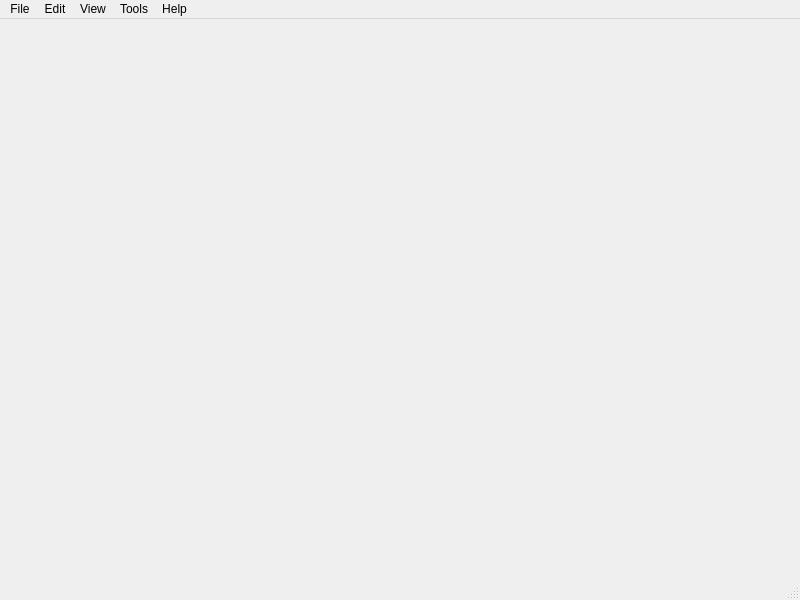
The window that tools/rcmanager/rcmanagerUItemplate.ui (BasilMVarghese/robocomp) describes before a commit, drawn with Qt 5.
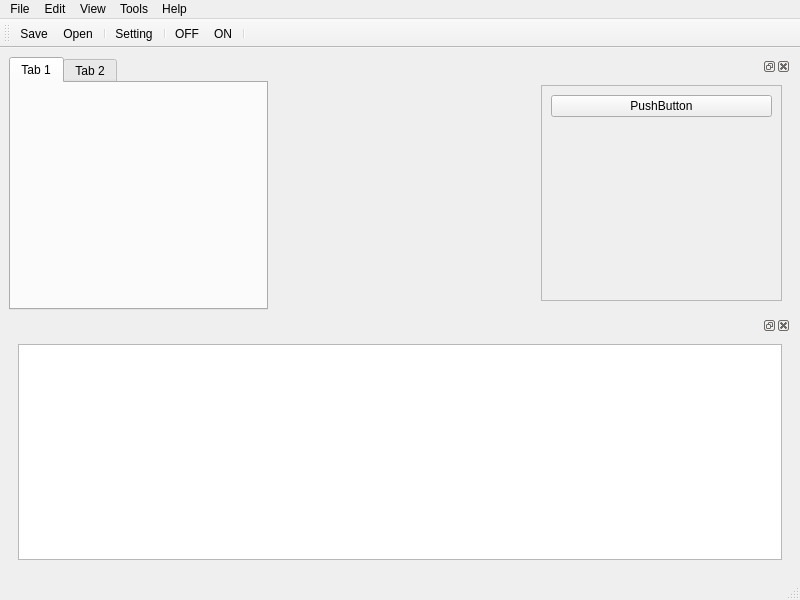
The same window after the commit. Icons and pictures are not drawn.

Commit message: rcmanager UI building

Patch:
```diff
--- a/tools/rcmanager/rcmanagerUItemplate.ui
+++ b/tools/rcmanager/rcmanagerUItemplate.ui
@@ -13,7 +13,106 @@
   <property name="windowTitle">
    <string>MainWindow</string>
   </property>
-  <widget class="QWidget" name="centralwidget"/>
+  <widget class="QWidget" name="centralwidget">
+   <layout class="QGridLayout" name="gridLayout">
+    <item row="0" column="0">
+     <layout class="QVBoxLayout" name="verticalLayout_2">
+      <item>
+       <layout class="QHBoxLayout" name="horizontalLayout">
+        <item>
+         <widget class="QTabWidget" name="tabWidget">
+          <widget class="QWidget" name="tab_3">
+           <attribute name="title">
+            <string>Tab 1</string>
+           </attribute>
+          </widget>
+          <widget class="QWidget" name="tab_4">
+           <attribute name="title">
+            <string>Tab 2</string>
+           </attribute>
+          </widget>
+         </widget>
+        </item>
+        <item>
+         <spacer name="horizontalSpacer">
+          <property name="orientation">
+           <enum>Qt::Horizontal</enum>
+          </property>
+          <property name="sizeType">
+           <enum>QSizePolicy::Expanding</enum>
+          </property>
+          <property name="sizeHint" stdset="0">
+           <size>
+            <width>40</width>
+            <height>20</height>
+           </size>
+          </property>
+         </spacer>
+        </item>
+        <item>
+         <widget class="QDockWidget" name="dockWidget_3">
+          <widget class="QWidget" name="dockWidgetContents_13">
+           <layout class="QGridLayout" name="gridLayout_5">
+            <item row="0" column="0">
+             <widget class="QScrollArea" name="scrollArea_2">
+              <property name="widgetResizable">
+               <bool>true</bool>
+              </property>
+              <widget class="QWidget" name="scrollAreaWidgetContents_2">
+               <property name="geometry">
+                <rect>
+                 <x>0</x>
+                 <y>0</y>
+                 <width>235</width>
+                 <height>197</height>
+                </rect>
+               </property>
+               <layout class="QVBoxLayout" name="verticalLayout_3">
+                <item>
+                 <widget class="QPushButton" name="pushButton">
+                  <property name="text">
+                   <string>PushButton</string>
+                  </property>
+                 </widget>
+                </item>
+                <item>
+                 <spacer name="verticalSpacer">
+                  <property name="orientation">
+                   <enum>Qt::Vertical</enum>
+                  </property>
+                  <property name="sizeHint" stdset="0">
+                   <size>
+                    <width>20</width>
+                    <height>40</height>
+                   </size>
+                  </property>
+                 </spacer>
+                </item>
+               </layout>
+              </widget>
+             </widget>
+            </item>
+           </layout>
+          </widget>
+         </widget>
+        </item>
+       </layout>
+      </item>
+      <item>
+       <widget class="QDockWidget" name="dockWidget_2">
+        <widget class="QWidget" name="dockWidgetContents_7">
+         <layout class="QGridLayout" name="gridLayout_4">
+          <item row="0" column="0">
+           <widget class="QTextBrowser" name="textBrowser"/>
+          </item>
+         </layout>
+        </widget>
+       </widget>
+      </item>
+     </layout>
+    </item>
+   </layout>
+  </widget>
   <widget class="QMenuBar" name="menubar">
    <property name="geometry">
     <rect>
@@ -29,7 +128,6 @@
     </property>
     <addaction name="actionOpen"/>
     <addaction name="actionSave"/>
-    <addaction name="actionEdit"/>
     <addaction name="actionUndock"/>
     <addaction name="actionExit"/>
    </widget>
@@ -37,39 +135,97 @@
     <property name="title">
      <string>Tools</string>
     </property>
-    <addaction name="actionSimulator"/>
-   </widget>
-   <widget class="QMenu" name="menuView">
-    <property name="title">
-     <string>View</string>
-    </property>
+    <widget class="QMenu" name="menuSimulator">
+     <property name="title">
+      <string>Simulator</string>
+     </property>
+     <addaction name="actionSetting_2"/>
+     <addaction name="actionON"/>
+     <addaction name="actionOFF"/>
+    </widget>
+    <widget class="QMenu" name="menuControl_Panel">
+     <property name="title">
+      <string>Control Panel</string>
+     </property>
+     <addaction name="actionSetting_3"/>
+    </widget>
+    <widget class="QMenu" name="menuEditor">
+     <property name="title">
+      <string>Editor</string>
+     </property>
+     <addaction name="actionSetting_4"/>
+    </widget>
+    <addaction name="menuSimulator"/>
+    <addaction name="menuControl_Panel"/>
+    <addaction name="menuEditor"/>
    </widget>
    <widget class="QMenu" name="menuEdit">
     <property name="title">
      <string>Edit</string>
     </property>
+    <addaction name="actionSetting"/>
    </widget>
    <widget class="QMenu" name="menuHelp">
     <property name="title">
      <string>Help</string>
     </property>
    </widget>
+   <widget class="QMenu" name="menuView_2">
+    <property name="title">
+     <string>View</string>
+    </property>
+    <addaction name="actionEditor_2"/>
+    <addaction name="actionControlPanel"/>
+   </widget>
    <addaction name="menuFile"/>
    <addaction name="menuEdit"/>
-   <addaction name="menuView"/>
+   <addaction name="menuView_2"/>
    <addaction name="menuSimulations"/>
    <addaction name="menuHelp"/>
   </widget>
   <widget class="QStatusBar" name="statusbar"/>
+  <widget class="QToolBar" name="toolBar">
+   <property name="windowTitle">
+    <string>toolBar</string>
+   </property>
+   <attribute name="toolBarArea">
+    <enum>TopToolBarArea</enum>
+   </attribute>
+   <attribute name="toolBarBreak">
+    <bool>false</bool>
+   </attribute>
+   <addaction name="actionSave"/>
+   <addaction name="actionOpen"/>
+   <addaction name="separator"/>
+   <addaction name="actionSetting"/>
+   <addaction name="separator"/>
+   <addaction name="actionOFF"/>
+   <addaction name="actionON"/>
+   <addaction name="separator"/>
+  </widget>
   <action name="actionOpen">
+   <property name="icon">
+    <iconset>
+     <normaloff>share/rcmanager/1465393728_open-file.png</normaloff>share/rcmanager/1465393728_open-file.png</iconset>
+   </property>
    <property name="text">
     <string>Open</string>
    </property>
+   <property name="shortcut">
+    <string>Ctrl+O</string>
+   </property>
   </action>
   <action name="actionSave">
+   <property name="icon">
+    <iconset>
+     <normaloff>share/rcmanager/1465394415_floppy.png</normaloff>share/rcmanager/1465394415_floppy.png</iconset>
+   </property>
    <property name="text">
     <string>Save</string>
    </property>
+   <property name="shortcut">
+    <string>Ctrl+S</string>
+   </property>
   </action>
   <action name="actionEdit">
    <property name="text">
@@ -86,9 +242,56 @@
     <string>Exit</string>
    </property>
   </action>
-  <action name="actionSimulator">
+  <action name="actionSetting">
+   <property name="icon">
+    <iconset>
+     <normaloff>share/rcmanager/1465394550_Settings.png</normaloff>share/rcmanager/1465394550_Settings.png</iconset>
+   </property>
    <property name="text">
-    <string>Simulator</string>
+    <string>Setting</string>
+   </property>
+  </action>
+  <action name="actionSetting_2">
+   <property name="text">
+    <string>Setting</string>
+   </property>
+  </action>
+  <action name="actionON">
+   <property name="icon">
+    <iconset>
+     <normaloff>share/rcmanager/simulionOn.png</normaloff>share/rcmanager/simulionOn.png</iconset>
+   </property>
+   <property name="text">
+    <string>ON</string>
+   </property>
+  </action>
+  <action name="actionOFF">
+   <property name="icon">
+    <iconset>
+     <normaloff>share/rcmanager/simulatorOFF.png</normaloff>share/rcmanager/simulatorOFF.png</iconset>
+   </property>
+   <property name="text">
+    <string>OFF</string>
+   </property>
+  </action>
+  <action name="actionSetting_3">
+   <property name="text">
+    <string>Setting</string>
+   </property>
+  </action>
+  <action name="actionSetting_4">
+   <property name="text">
+    <string>Setting</string>
+   </property>
+  </action>
+  <action name="actionEditor_2">
+   <property name="text">
+    <string>Editor</string>
+   </property>
+  </action>
+  <action name="actionControlPanel">
+   <property name="text">
+    <string>ControlPanel</string>
    </property>
   </action>
  </widget>
```
The commit also changes 40 other files.
